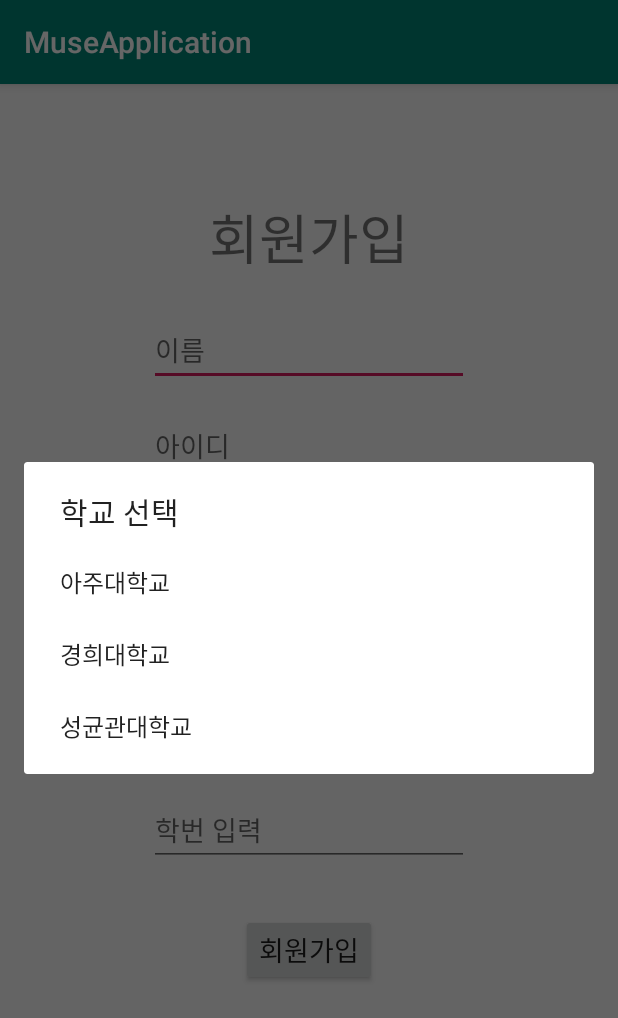
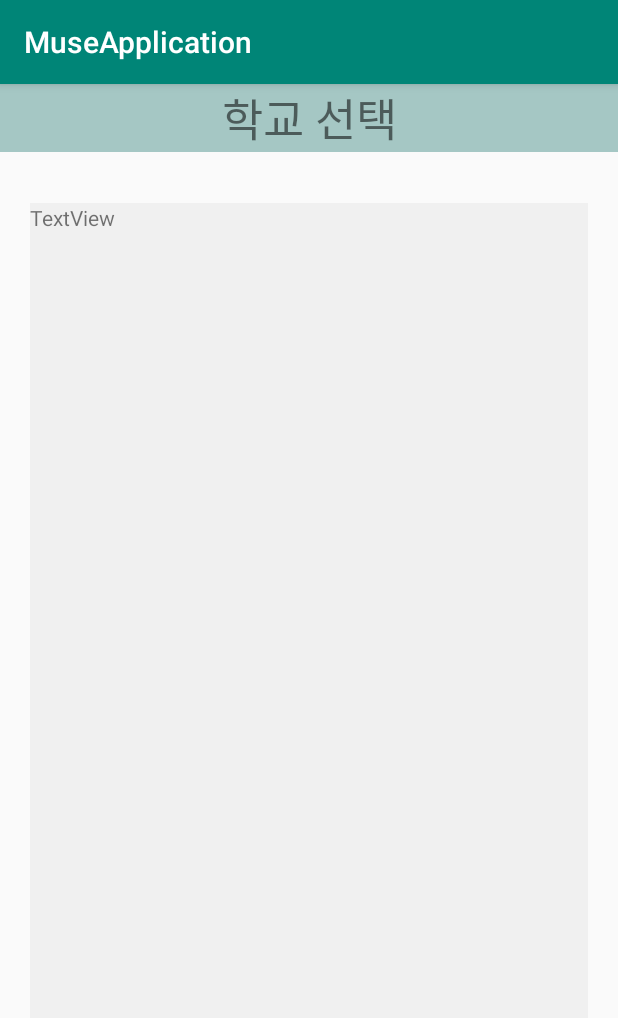
Before and after one commit to yoon1000/CapstoneDesign_Muse, an Android app: the Register_Activity screen opened directly, with no data from a screen before it, after a tap on "학교 선택", on a phone screen of 412 x 824 dp. Shown: the top 1018 px of the screen. Run offline under Robolectric (Android 15) with nearby library versions, the light colour scheme and no system bars.

Commit message:
해야할 것: 회원가입 시 학교선택 리스트 수정하기

```diff
--- a/android_11_10/application(muse)/app/build.gradle
+++ b/android_11_10/application(muse)/app/build.gradle
@@ -25,6 +25,8 @@ dependencies {
     implementation 'androidx.appcompat:appcompat:1.1.0'
     implementation 'androidx.constraintlayout:constraintlayout:1.1.3'
     implementation 'androidx.legacy:legacy-support-v4:1.0.0'
+    implementation 'com.android.support:appcompat-v7:28.0.0'
+    implementation 'com.android.support.constraint:constraint-layout:1.1.3'
     testImplementation 'junit:junit:4.12'
     androidTestImplementation 'androidx.test.ext:junit:1.1.1'
     androidTestImplementation 'androidx.test.espresso:espresso-core:3.2.0'
--- a/android_11_10/application(muse)/app/src/main/AndroidManifest.xml
+++ b/android_11_10/application(muse)/app/src/main/AndroidManifest.xml
@@ -9,6 +9,7 @@
         android:roundIcon="@mipmap/ic_launcher_round"
         android:supportsRtl="true"
         android:theme="@style/AppTheme">
+        <activity android:name=".ChooseShoolActivity"></activity>
         <activity android:name=".Register_Activity" />
         <activity android:name=".LoginActivity" />
         <activity
--- /dev/null
+++ b/android_11_10/application(muse)/app/src/main/java/com/ajou/capstonedesign/museapplication/ChooseShoolActivity.java
@@ -0,0 +1,14 @@
+package com.ajou.capstonedesign.museapplication;
+
+import android.os.Bundle;
+
+import androidx.appcompat.app.AppCompatActivity;
+
+public class ChooseShoolActivity extends AppCompatActivity {
+
+    @Override
+    protected void onCreate(Bundle savedInstanceState) {
+        super.onCreate(savedInstanceState);
+        setContentView(R.layout.activity_choose_shool);
+    }
+}
--- a/android_11_10/application(muse)/app/src/main/java/com/ajou/capstonedesign/museapplication/Register_Activity.java
+++ b/android_11_10/application(muse)/app/src/main/java/com/ajou/capstonedesign/museapplication/Register_Activity.java
@@ -9,6 +9,7 @@ import android.os.Bundle;
 import android.text.Editable;
 import android.text.TextWatcher;
 import android.view.View;
+import android.widget.Button;
 import android.widget.EditText;
 import android.widget.ImageView;
 import android.widget.Toast;
@@ -22,6 +23,7 @@ public class Register_Activity extends AppCompatActivity {
 
     private EditText et_password, et_passwordConfirm;
     ImageView setImage;
+    Button btnschool;
     boolean passwordcheck = true;
 
     @Override
@@ -32,7 +34,9 @@ public class Register_Activity extends AppCompatActivity {
         et_password = (EditText)findViewById(R.id.et_password);
         et_passwordConfirm = (EditText)findViewById((R.id.et_passwordConfirm));
         setImage = (ImageView)findViewById(R.id.setImage);
+        btnschool = (Button)findViewById(R.id.selectschool);
 
+        //비밀번호인와 비밀번호확인 일치하는지 체크
         et_passwordConfirm.addTextChangedListener(new TextWatcher() {
             @Override
             public void beforeTextChanged(CharSequence s, int start, int count, int after) {
@@ -57,6 +61,15 @@ public class Register_Activity extends AppCompatActivity {
 
             }
         });
+
+        btnschool.setOnClickListener(new View.OnClickListener() {
+            @Override
+            public void onClick(View v) {
+                Intent intent = new Intent(Register_Activity.this, ChooseShoolActivity.class);
+                startActivity(intent);
+            }
+        });
+
     }
 
     /*public boolean datecheck (){
@@ -75,19 +88,7 @@ public class Register_Activity extends AppCompatActivity {
         return check;
     }*/
 
-    public void btnSchool(View view){
-        AlertDialog.Builder builder = new AlertDialog.Builder(this);
-        builder.setTitle("학교 선택");
-        builder.setItems(R.array.School_List, new DialogInterface.OnClickListener() {
-            @Override
-            public void onClick(DialogInterface dialog, int pos) {
-                String[] items = getResources().getStringArray(R.array.School_List);
-                Toast.makeText(getApplicationContext(),items[pos],Toast.LENGTH_LONG).show();//선택한 항목 띄우기->실제로는 데이터베이스에 반영
-            }
-        });
-        AlertDialog alertDialog = builder.create();
-        alertDialog.show();
-    }
+
 
     public void btnMajor(View view){
         AlertDialog.Builder builder = new AlertDialog.Builder(this);
--- /dev/null
+++ b/android_11_10/application(muse)/app/src/main/res/layout/activity_choose_shool.xml
@@ -0,0 +1,50 @@
+<?xml version="1.0" encoding="utf-8"?>
+<LinearLayout xmlns:android="http://schemas.android.com/apk/res/android"
+    android:orientation="vertical" android:layout_width="match_parent"
+    android:layout_height="match_parent">
+
+
+
+    <LinearLayout
+        android:layout_width="match_parent"
+        android:layout_height="wrap_content"
+        android:orientation="vertical">
+
+        <TextView
+            android:id="@+id/textView4"
+            android:layout_width="match_parent"
+            android:layout_height="wrap_content"
+            android:text="학교 선택"
+            android:gravity="center"
+            android:textSize="30dp"
+            android:background="#A5C7C4"
+            android:layout_gravity="center"/>
+
+        <Space
+            android:layout_width="match_parent"
+            android:layout_height="34dp" />
+
+    </LinearLayout>
+
+    <LinearLayout
+        android:layout_width="match_parent"
+        android:layout_height="match_parent"
+        android:orientation="vertical"
+        android:paddingLeft="20dp"
+        android:paddingRight="20dp"
+        android:paddingBottom="20dp">
+
+        <!--
+        <androidx.recyclerview.widget.RecyclerView
+            android:layout_width="match_parent"
+            android:layout_height="match_parent"
+            android:background="#F0F0F0"/>
+            -->
+        <TextView
+            android:id="@+id/textView5"
+            android:layout_width="match_parent"
+            android:layout_height="match_parent"
+            android:text="TextView"
+            android:background="#F0F0F0"/>
+    </LinearLayout>
+</LinearLayout>
--- a/android_11_10/application(muse)/app/src/main/res/layout/activity_register_.xml
+++ b/android_11_10/application(muse)/app/src/main/res/layout/activity_register_.xml
@@ -91,17 +91,16 @@
         />
 
     <Button
-        android:id="@+id/button3"
+        android:id="@+id/selectschool"
         android:layout_width="wrap_content"
         android:layout_height="wrap_content"
         android:layout_marginTop="16dp"
-        android:onClick="btnSchool"
         android:text="학교 선택"
         app:layout_constraintStart_toStartOf="@+id/et_passwordConfirm"
         app:layout_constraintTop_toBottomOf="@+id/et_passwordConfirm" />
 
     <Button
-        android:id="@+id/button4"
+        android:id="@+id/selectmajor"
         android:layout_width="wrap_content"
         android:layout_height="wrap_content"
         android:layout_marginTop="16dp"
@@ -118,9 +117,9 @@
         android:ems="10"
         android:hint="학번 입력"
         android:inputType="textPersonName"
-        app:layout_constraintEnd_toEndOf="@+id/button4"
-        app:layout_constraintStart_toStartOf="@+id/button3"
-        app:layout_constraintTop_toBottomOf="@+id/button3" />
+        app:layout_constraintEnd_toEndOf="@+id/selectmajor"
+        app:layout_constraintStart_toStartOf="@+id/selectschool"
+        app:layout_constraintTop_toBottomOf="@+id/selectschool" />
 
 
 </androidx.constraintlayout.widget.ConstraintLayout>
--- a/android_11_10/application(muse)/app/src/main/res/layout/add_timetable_option.xml
+++ b/android_11_10/application(muse)/app/src/main/res/layout/add_timetable_option.xml
@@ -1,7 +1,7 @@
 <?xml version="1.0" encoding="utf-8"?>
 <LinearLayout xmlns:android="http://schemas.android.com/apk/res/android"
-    android:orientation="vertical" android:layout_width="match_parent"
-    android:layout_height="match_parent">
+    android:orientation="vertical" android:layout_width="wrap_content"
+    android:layout_height="wrap_content">
 
     <LinearLayout
         android:layout_width="wrap_content"
```
Also changed, not shown: android_11_10/application(muse)/app/src/main/java/com/ajou/capstonedesign/museapplication/ChooseSchoolAdaptor.java (added, +40 -0 lines), android_11_10/application(muse)/app/src/main/java/com/ajou/capstonedesign/museapplication/TimetableOptionPopup.java (added, +13 -0 lines), android_11_10/application(muse)/app/src/main/res/layout/view_school_list.xml (added, +26 -0 lines).
